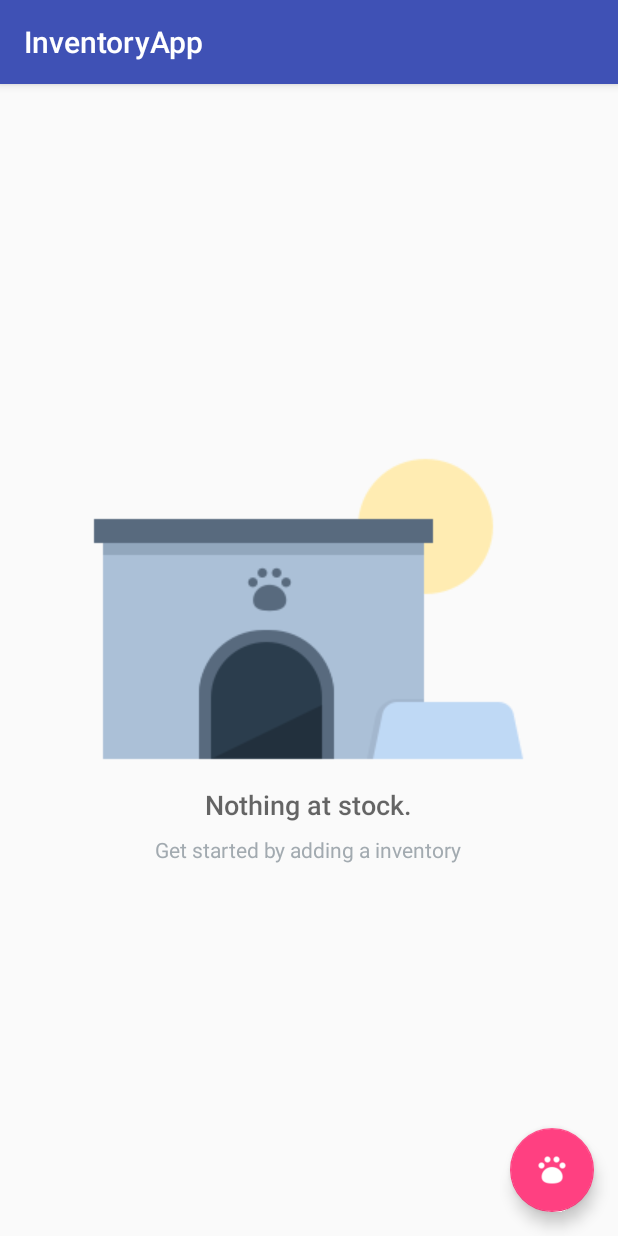
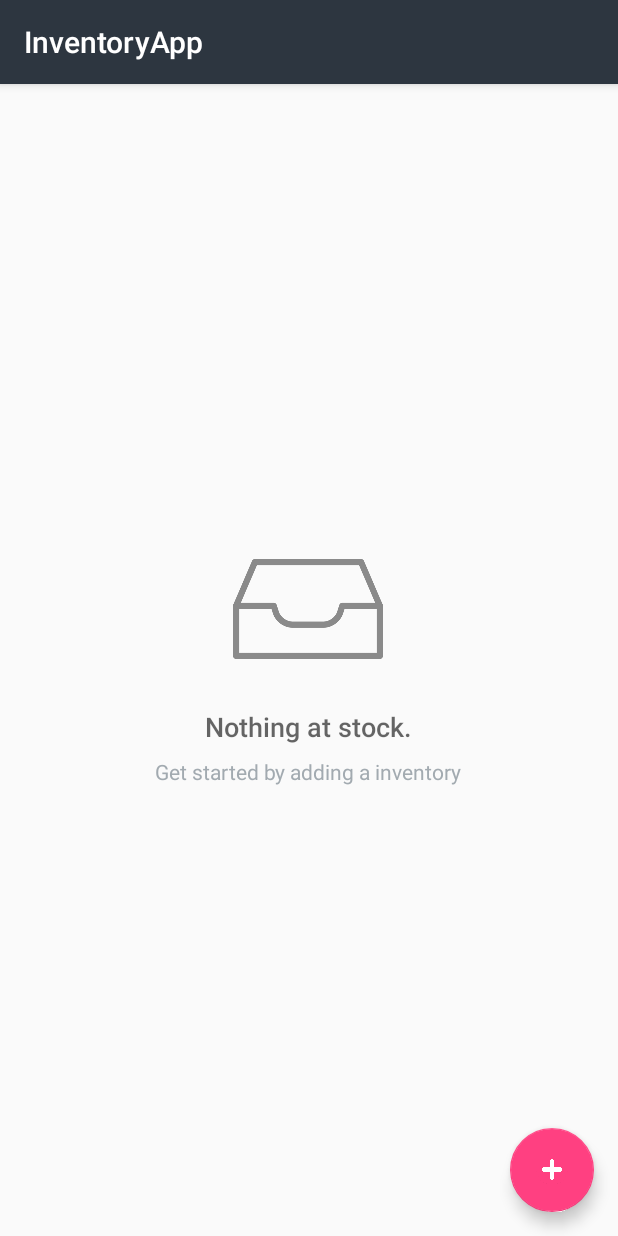
Before and after one commit to mylesieong/InventoryApp, an Android app: the screen it shows after launch (CatalogActivity), on a phone screen of 412 x 824 dp. Run offline under Robolectric (Android 15) with nearby library versions, the light colour scheme and no system bars.

Commit message:
Add new image resource for floating button and empty stock reminder

```diff
--- a/app/src/main/java/com/myles/udacity/inventoryapp/EditorActivity.java
+++ b/app/src/main/java/com/myles/udacity/inventoryapp/EditorActivity.java
@@ -232,7 +232,7 @@ public class EditorActivity extends AppCompatActivity implements LoaderManager.L
             mEmailEditText.setText(email);
 
             if (picture != null && !picture.equals("")) {
-                File imageFile = new File(this.getFilesDir() + "/" + picture);    //picture field includes the file type suffix (jpg/png/whatever)
+                File imageFile = new File(this.getFilesDir() + File.separator + picture);    //picture field includes the file type suffix (jpg/png/whatever)
                 if (imageFile.exists()) {
                     Bitmap imageBitmap = BitmapFactory.decodeFile(imageFile.getAbsolutePath());
                     mPictureImage.setImageBitmap(imageBitmap);
--- a/app/src/main/java/com/myles/udacity/inventoryapp/data/InventoryProvider.java
+++ b/app/src/main/java/com/myles/udacity/inventoryapp/data/InventoryProvider.java
@@ -84,7 +84,7 @@ public class InventoryProvider extends ContentProvider {
         //Read and cleanse the price
         Integer price = values.getAsInteger(InventoryEntry.COLUMN_PRICE);
         if (price == null || price < 0) {
-            throw new IllegalArgumentException("Price should be greatar or equal to zero");
+            throw new IllegalArgumentException("Price should be greater or equal to zero");
         }
 
         SQLiteDatabase database = mDbHelper.getWritableDatabase();
--- a/app/src/main/res/layout/activity_catalog.xml
+++ b/app/src/main/res/layout/activity_catalog.xml
@@ -19,17 +19,17 @@
         android:layout_centerInParent="true">
 
         <ImageView
-            android:id="@+id/empty_shelter_image"
-            android:layout_width="wrap_content"
-            android:layout_height="wrap_content"
+            android:id="@+id/empty_stock_image"
+            android:layout_width="100dp"
+            android:layout_height="100dp"
             android:layout_centerHorizontal="true"
-            android:src="@drawable/ic_empty_shelter"/>
+            android:src="@drawable/ic_empty_stock"/>
 
         <TextView
             android:id="@+id/empty_title_text"
             android:layout_width="wrap_content"
             android:layout_height="wrap_content"
-            android:layout_below="@+id/empty_shelter_image"
+            android:layout_below="@+id/empty_stock_image"
             android:layout_centerHorizontal="true"
             android:fontFamily="sans-serif-medium"
             android:paddingTop="16dp"
@@ -56,5 +56,5 @@
         android:layout_alignParentBottom="true"
         android:layout_alignParentRight="true"
         android:layout_margin="@dimen/fab_margin"
-        android:src="@drawable/ic_add_pet"/>
+        android:src="@drawable/ic_add_item"/>
 </RelativeLayout>
--- a/app/src/main/res/layout/activity_editor.xml
+++ b/app/src/main/res/layout/activity_editor.xml
@@ -77,7 +77,7 @@
 
             <!-- Units for quantity (pcs) -->
             <TextView
-                android:id="@+id/label_weight_quantity"
+                android:id="@+id/label_quantity_unit"
                 style="@style/EditorUnitsStyle"
                 android:text="@string/unit_inventory_quantity" />
         </RelativeLayout>
@@ -111,7 +111,7 @@
                 style="@style/EditorPrefixsStyle"
                 android:text="@string/unit_inventory_price" />
 
-            <!-- Weight field -->
+            <!-- Price field -->
             <EditText
                 android:id="@+id/edit_inventory_price"
                 style="@style/EditorFieldStyle"
--- a/app/src/main/res/values/colors.xml
+++ b/app/src/main/res/values/colors.xml
@@ -1,12 +1,12 @@
 <?xml version="1.0" encoding="utf-8"?>
 <resources>
-    <color name="colorPrimary">#3F51B5</color>
-    <color name="colorPrimaryDark">#303F9F</color>
+    <color name="colorPrimary">#2D3640</color>
+    <color name="colorPrimaryDark">#394450</color>
     <color name="colorAccent">#FF4081</color>
 
-    <!-- Primary color for the editor -->
-    <color name="editorColorPrimary">#2D3640</color>
+    <!-- color for the editor -->
+    <color name="editorColorPrimary">#3E4751</color>
+    <color name="editorColorPrimaryDark">#4A5561</color>
+    <color name="editorColorAccent">#FF4081</color>
 
-    <!-- Primary dark color for the editor -->
-    <color name="editorColorPrimaryDark">#394450</color>
 </resources>
--- a/app/src/main/res/values/styles.xml
+++ b/app/src/main/res/values/styles.xml
@@ -11,7 +11,7 @@
     <style name="EditorTheme" parent="Theme.AppCompat.Light.DarkActionBar">
         <item name="colorPrimary">@color/editorColorPrimary</item>
         <item name="colorPrimaryDark">@color/editorColorPrimaryDark</item>
-        <item name="colorAccent">@color/colorAccent</item>
+        <item name="colorAccent">@color/editorColorAccent</item>
     </style>
 
     <!-- Style for a category in the editor -->
```
Also changed, not shown: app/src/main/java/com/myles/udacity/inventoryapp/InventoryCursorAdapter.java (+4 -8 lines), app/src/main/res/menu/menu_editor.xml (+0 -12 lines), app/src/main/res/drawable/ic_add_item.png (added), app/src/main/res/drawable/ic_add_pet.png (deleted), app/src/main/res/drawable/ic_empty_shelter.png (deleted), app/src/main/res/drawable/ic_empty_stock.png (added).
